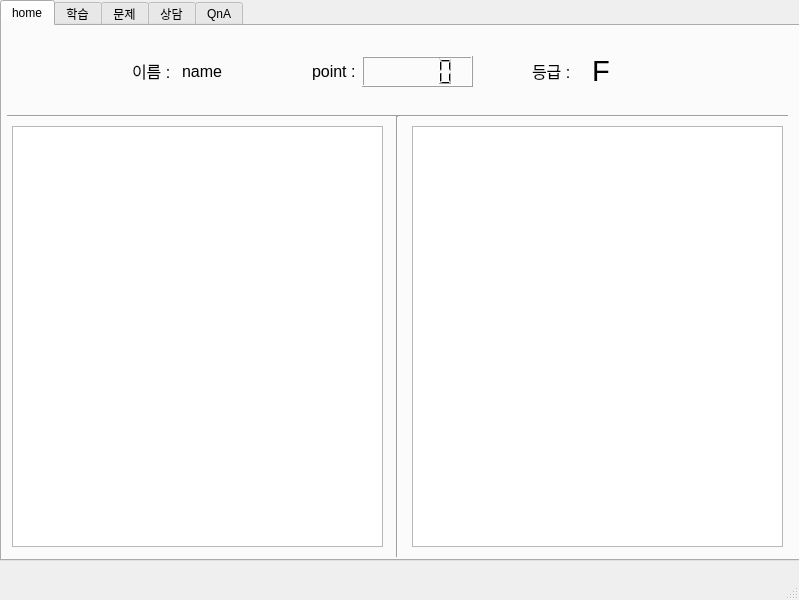
Above: main.ui from ChoiJiHyeok/APIproject before the change. Below: the same form after it.
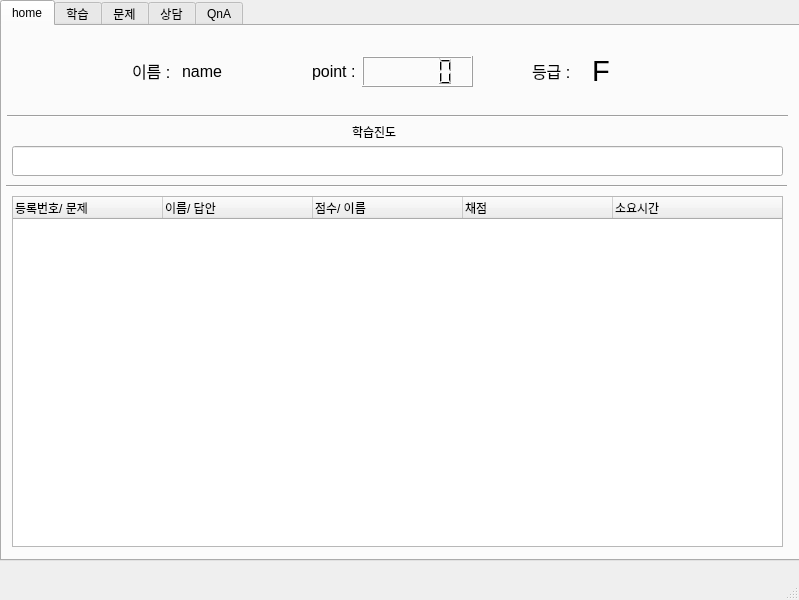
That is the form after the change. The open tabs and pages were chosen to show the change.

```diff
--- a/main.ui
+++ b/main.ui
@@ -358,38 +358,97 @@
          <string>F</string>
         </property>
        </widget>
+       <widget class="QLineEdit" name="sle_h_progress">
+        <property name="geometry">
+         <rect>
+          <x>10</x>
+          <y>120</y>
+          <width>771</width>
+          <height>30</height>
+         </rect>
+        </property>
+        <property name="text">
+         <string/>
+        </property>
+       </widget>
        <widget class="Line" name="line_12">
         <property name="geometry">
          <rect>
-          <x>385</x>
-          <y>90</y>
-          <width>20</width>
-          <height>441</height>
+          <x>4</x>
+          <y>150</y>
+          <width>781</width>
+          <height>20</height>
          </rect>
         </property>
         <property name="orientation">
-         <enum>Qt::Vertical</enum>
+         <enum>Qt::Horizontal</enum>
         </property>
        </widget>
-       <widget class="QTableWidget" name="stw_h_score">
+       <widget class="QLabel" name="label_9">
         <property name="geometry">
          <rect>
-          <x>410</x>
+          <x>350</x>
           <y>100</y>
-          <width>371</width>
-          <height>421</height>
+          <width>56</width>
+          <height>12</height>
          </rect>
         </property>
+        <property name="text">
+         <string>학습진도</string>
+        </property>
        </widget>
-       <widget class="QTableWidget" name="stw_h_progress">
+       <widget class="QTreeWidget" name="stw_h_score">
         <property name="geometry">
          <rect>
           <x>10</x>
-          <y>100</y>
-          <width>371</width>
-          <height>421</height>
+          <y>170</y>
+          <width>771</width>
+          <height>351</height>
          </rect>
         </property>
+        <property name="editTriggers">
+         <set>QAbstractItemView::NoEditTriggers</set>
+        </property>
+        <attribute name="headerCascadingSectionResizes">
+         <bool>false</bool>
+        </attribute>
+        <attribute name="headerDefaultSectionSize">
+         <number>150</number>
+        </attribute>
+        <attribute name="headerHighlightSections">
+         <bool>true</bool>
+        </attribute>
+        <attribute name="headerShowSortIndicator" stdset="0">
+         <bool>false</bool>
+        </attribute>
+        <attribute name="headerStretchLastSection">
+         <bool>true</bool>
+        </attribute>
+        <column>
+         <property name="text">
+          <string>등록번호/ 문제</string>
+         </property>
+        </column>
+        <column>
+         <property name="text">
+          <string>이름/ 답안</string>
+         </property>
+        </column>
+        <column>
+         <property name="text">
+          <string>점수/ 이름</string>
+         </property>
+        </column>
+        <column>
+         <property name="text">
+          <string>채점</string>
+         </property>
+        </column>
+        <column>
+         <property name="text">
+          <string>소요시간</string>
+         </property>
+        </column>
        </widget>
       </widget>
       <widget class="QWidget" name="tab_2">
```
Left out of the diff: 89 changed lines with no effect on the pictures.
